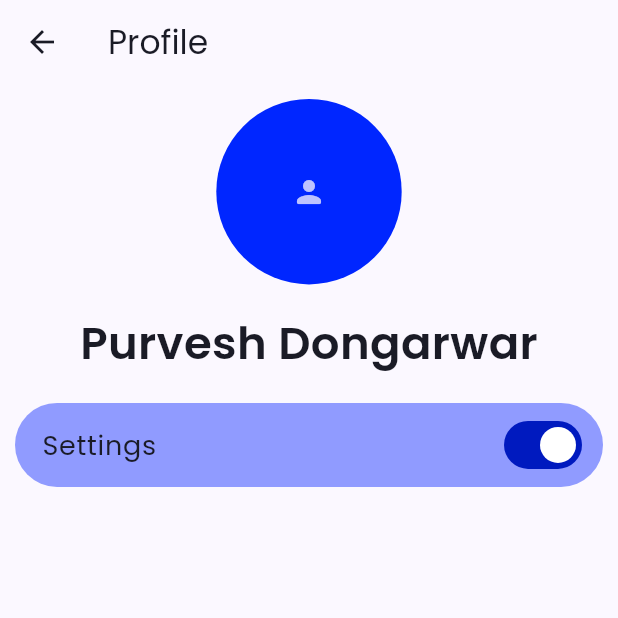
After one commit to purveshxd/task-manager-with-backend, a Flutter app: the ProfileView screen opened directly, after a tap on "Settings", on a phone screen of 412 x 824 dp, the top half of it. The commit adds this screen. Run offline on Flutter 3.47's test engine with Material 3 defaults, Android fonts, the phone set to English and light mode, and no system bars; our stand-ins replace bloc, flutter_bloc, flutter_local_notifications, isar, permission_handler, shared_preferences and 1 more; missing offline and left inert: android_intent_plus; accounts and stored records are empty; generated files the repository leaves out were written again.

Commit message:
update: Added profile screen

```diff
--- a/frontend/lib/bloc/task_bloc/tasks_event.dart
+++ b/frontend/lib/bloc/task_bloc/tasks_event.dart
@@ -4,7 +4,9 @@ part of 'tasks_bloc.dart';
 sealed class TasksEvent {}
 
 // Event: Load all tasks
-class LoadTasks extends TasksEvent {}
+class LoadTasks extends TasksEvent {
+  //
+}
 
 // Event: Add a task
 class AddTask extends TasksEvent {
--- a/frontend/lib/main.dart
+++ b/frontend/lib/main.dart
@@ -21,7 +21,8 @@ void main() async {
 }
 
 /*
-  TODO 1. check how the notification works [is scheduled or does it work when the app is closed]
+  // TODO 1. check how the notification works [is scheduled or does it work when the app is closed]
+  TODO -
 */
 
 class MyApp extends StatelessWidget {
@@ -34,7 +35,9 @@ class MyApp extends StatelessWidget {
       theme: ThemeData(
         fontFamily: 'Poppins',
         useMaterial3: true,
+        brightness: Brightness.light,
         colorScheme: ColorScheme.fromSeed(
+          brightness: Brightness.light,
           seedColor: Color(0xFF0026FF),
           dynamicSchemeVariant: DynamicSchemeVariant.fidelity,
           // dynamicSchemeVariant: DynamicSchemeVariant.monochrome,
--- a/frontend/lib/views/homepage.dart
+++ b/frontend/lib/views/homepage.dart
@@ -5,6 +5,7 @@ import 'package:flutter/services.dart';
 import 'package:flutter_bloc/flutter_bloc.dart';
 import 'package:flutter_local_notifications/flutter_local_notifications.dart';
 import 'package:intl/intl.dart';
+import 'package:tasks_frontend/views/profile_view.dart';
 
 import '../bloc/task_bloc/tasks_bloc.dart';
 import '../models/tasks.model.dart';
@@ -13,7 +14,6 @@ import '../style/style.dart';
 import '../widget/icon_button_filled.dart';
 import '../widget/task_tile.dart';
 import 'add_task.view.dart';
-import 'setting_view.dart';
 
 class Home extends StatefulWidget {
   const Home({super.key});
@@ -306,13 +306,13 @@ class HomeState extends State<Home> {
                 },
               ),
               IconButtonFilled(
-                icon: const Icon(Icons.settings_outlined),
+                icon: const Icon(Icons.person),
                 onPressed: () {
                   Navigator.push(
                     context,
                     MaterialPageRoute(
                       builder: (context) {
-                        return const SettingView();
+                        return const ProfileView();
                       },
                     ),
                   );
--- /dev/null
+++ b/frontend/lib/views/profile_view.dart
@@ -0,0 +1,55 @@
+import 'package:flutter/material.dart';
+
+class ProfileView extends StatefulWidget {
+  const ProfileView({super.key});
+
+  @override
+  State<ProfileView> createState() => _ProfileViewState();
+}
+
+class _ProfileViewState extends State<ProfileView> {
+  bool switchButton = false;
+  @override
+  Widget build(BuildContext context) {
+    return Scaffold(
+      appBar: AppBar(title: Text("Profile")),
+      body: Padding(
+        padding: const EdgeInsets.all(10.0),
+        child: Center(
+          child: Column(
+            spacing: 18,
+            children: [
+              CircleAvatar(
+                radius: MediaQuery.of(context).size.width * .15,
+                child: Icon(Icons.person_rounded),
+              ),
+              Text(
+                "Purvesh Dongarwar",
+                style: TextStyle(fontSize: 30, fontWeight: FontWeight.w600),
+              ),
+              SwitchListTile(
+                value: switchButton,
+                onChanged: (value) {
+                  setState(() {
+                    switchButton = !switchButton;
+                  });
+                },
+                contentPadding: EdgeInsets.symmetric(
+                  horizontal: 10,
+                ).copyWith(left: 18),
+                title: Text(
+                  "Settings",
+                  style: TextStyle(fontSize: 18, fontWeight: FontWeight.w400),
+                ),
+                shape: RoundedRectangleBorder(
+                  borderRadius: BorderRadius.circular(50),
+                ),
+                tileColor: Theme.of(context).colorScheme.secondaryContainer,
+              ),
+            ],
+          ),
+        ),
+      ),
+    );
+  }
+}
```
